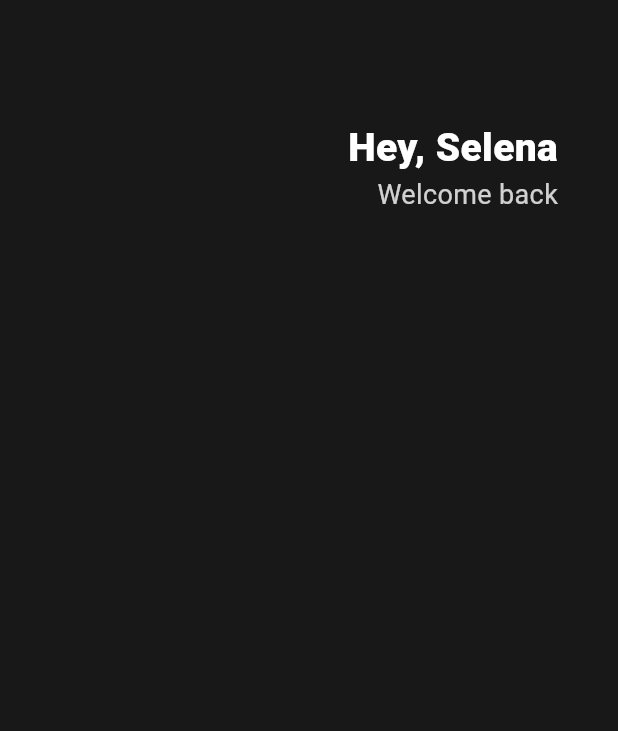
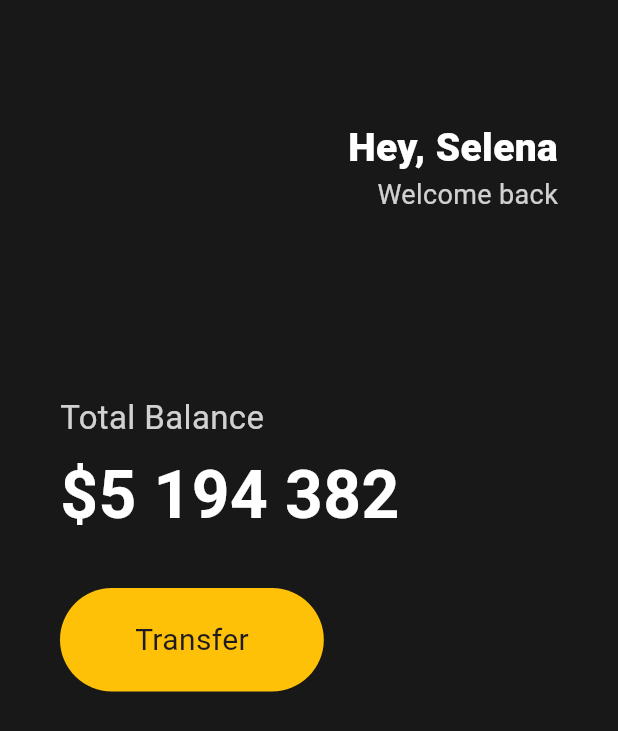
Before and after one commit to heecheol153/toonflix, a Flutter app: the screen it shows after launch, on a phone screen of 412 x 824 dp. Shown: the top 731 px of the screen. Run offline on Flutter 3.47's test engine with Material 3 defaults, Android fonts, the phone set to English and light mode, and no system bars.

Commit message:
#2.2 Buttons Section

```diff
--- a/lib/main.dart
+++ b/lib/main.dart
@@ -11,8 +11,11 @@ class App extends StatelessWidget {
       home: Scaffold(
         backgroundColor: Color(0xFF181818),
         body: Padding(
-          padding: EdgeInsets.symmetric(horizontal: 40),
+          padding: EdgeInsets.symmetric(
+            horizontal: 40,
+          ),
           child: Column(
+            crossAxisAlignment: CrossAxisAlignment.start,
             children: [
               SizedBox(
                 height: 80,
@@ -41,6 +44,49 @@ class App extends StatelessWidget {
                     ],
                   )
                 ],
+              ),
+              SizedBox(
+                height: 120,
+              ),
+              Text(
+                'Total Balance',
+                style: TextStyle(
+                    fontSize: 22, color: Colors.white.withOpacity(0.8)),
+              ),
+              SizedBox(
+                height: 5,
+              ),
+              Text(
+                '\$5 194 382',
+                style: TextStyle(
+                  fontSize: 44,
+                  fontWeight: FontWeight.w600,
+                  color: Colors.white,
+                ),
+              ),
+              SizedBox(
+                height: 30,
+              ),
+              Row(
+                children: [
+                  Container(
+                    decoration: BoxDecoration(
+                        color: Colors.amber,
+                        borderRadius: BorderRadius.circular(45)),
+                    child: Padding(
+                      padding: EdgeInsets.symmetric(
+                        vertical: 20,
+                        horizontal: 50,
+                      ),
+                      child: Text(
+                        'Transfer',
+                        style: TextStyle(
+                          fontSize: 20,
+                        ),
+                      ),
+                    ),
+                  )
+                ],
               )
             ],
           ),
```
